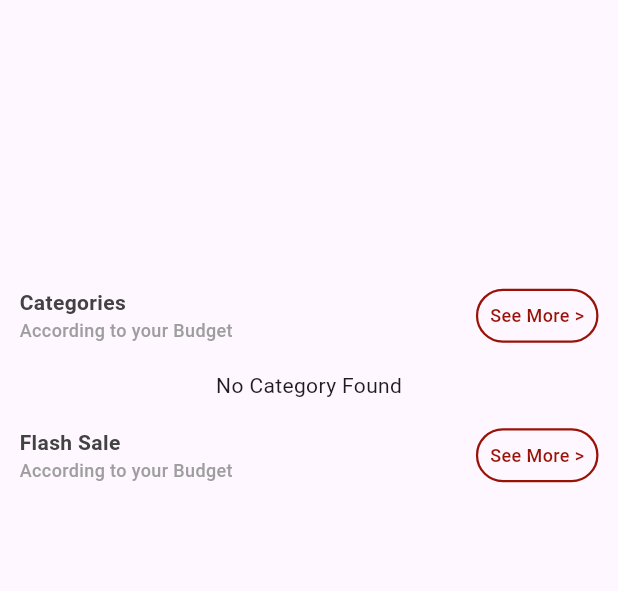
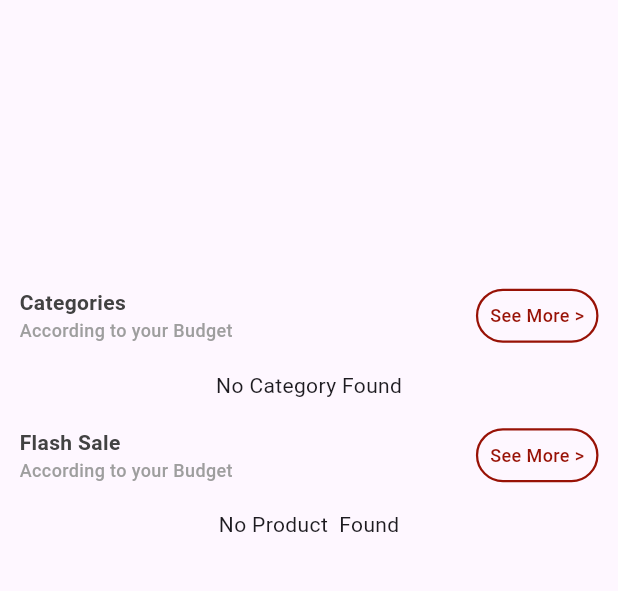
Before and after one commit to matti-khan/ecomm, a Flutter app: the MainScreen screen opened directly, on a phone screen of 412 x 824 dp, the part 84-675 px from its top. Run offline on Flutter 3.47's test engine with Material 3 defaults, Android fonts, the phone set to English and light mode, and no system bars; drawn by our look-alikes of carousel_slider; our stand-ins replace cached_network_image, cloud_firestore, firebase_auth, firebase_core, firebase_messaging, flutter_easyloading and 4 more; missing offline and left inert: image_card; accounts and stored records are empty.

Commit message:
added sale products

```diff
--- /dev/null
+++ b/lib/models/product_model.dart
@@ -0,0 +1,63 @@
+class ProductModel {
+  final String productId;
+  final String categoryId;
+  final String productName;
+  final String categoryName;
+  final String salePrice;
+  final String fullPrice;
+  final List productImages;
+  final String deliveryTime;
+  final bool isSale;
+  final String productDescription;
+  final dynamic createdAt;
+  final dynamic updatedAt;
+
+  ProductModel({
+    required this.productId,
+    required this.categoryId,
+    required this.productName,
+    required this.categoryName,
+    required this.salePrice,
+    required this.fullPrice,
+    required this.productImages,
+    required this.deliveryTime,
+    required this.isSale,
+    required this.productDescription,
+    required this.createdAt,
+    required this.updatedAt,
+  });
+
+  Map<String, dynamic> toMap() {
+    return {
+      'productId': productId,
+      'categoryId': categoryId,
+      'productName': productName,
+      'categoryName': categoryName,
+      'salePrice': salePrice,
+      'fullPrice': fullPrice,
+      'productImages': productImages,
+      'deliveryTime': deliveryTime,
+      'isSale': isSale,
+      'productDescription': productDescription,
+      'createdAt': createdAt,
+      'updatedAt': updatedAt,
+    };
+  }
+
+  factory ProductModel.fromMap(Map<String, dynamic> json) {
+    return ProductModel(
+      productId: json['productId'],
+      categoryId: json['categoryId'],
+      productName: json['productName'],
+      categoryName: json['categoryName'],
+      salePrice: json['salePrice'],
+      fullPrice: json['fullPrice'],
+      productImages: json['productImages'],
+      deliveryTime: json['deliveryTime'],
+      isSale: json['isSale'],
+      productDescription: json['productDescription'],
+      createdAt: json['createdAt'],
+      updatedAt: json['updatedAt'],
+    );
+  }
+}
--- a/lib/screens/user_ui/main_screen.dart
+++ b/lib/screens/user_ui/main_screen.dart
@@ -2,6 +2,7 @@ import 'package:e_comm/screens/auth_ui/auth_screens/welcome_screen.dart';
 import 'package:e_comm/utils/app_constants.dart';
 import 'package:e_comm/widgets/banner_widget.dart';
 import 'package:e_comm/widgets/category_widget.dart';
+import 'package:e_comm/widgets/flash_sale_widget.dart';
 import 'package:e_comm/widgets/heading_widget.dart';
 import 'package:firebase_auth/firebase_auth.dart';
 import 'package:flutter/material.dart';
@@ -48,6 +49,7 @@ class MainScreen extends StatelessWidget {
                 buttonText: 'See More >',
                 onTap: () {},
               ),
+              FlashSaleWidget(),
             ],
           ),
         ),
--- /dev/null
+++ b/lib/widgets/flash_sale_widget.dart
@@ -0,0 +1,104 @@
+import 'package:cached_network_image/cached_network_image.dart';
+import 'package:cloud_firestore/cloud_firestore.dart';
+import 'package:e_comm/models/categories_model.dart';
+import 'package:e_comm/models/product_model.dart';
+import 'package:e_comm/utils/app_constants.dart';
+import 'package:flutter/cupertino.dart';
+import 'package:flutter/material.dart';
+import 'package:get/get.dart';
+import 'package:image_card/image_card.dart';
+
+class FlashSaleWidget extends StatelessWidget {
+  const FlashSaleWidget({super.key});
+
+  @override
+  Widget build(BuildContext context) {
+    return FutureBuilder(
+        future: FirebaseFirestore.instance
+            .collection('products')
+            .where('isSale', isEqualTo: true)
+            .get(),
+        builder: (BuildContext context, AsyncSnapshot<QuerySnapshot> snapshot) {
+          if (snapshot.hasError) {
+            return const Center(
+              child: Text("Error"),
+            );
+          }
+          if (snapshot.connectionState == ConnectionState.waiting) {
+            return Container(
+              height: Get.height / 5,
+              child: const Center(
+                child: CupertinoActivityIndicator(),
+              ),
+            );
+          }
+          if (snapshot.data!.docs.isEmpty) {
+            return const Center(
+              child: Text("No Product  Found"),
+            );
+          }
+          if (snapshot.data != null) {
+            return Container(
+              height: Get.height / 4.5,
+              child: ListView.builder(
+                  itemCount: snapshot.data!.docs.length,
+                  shrinkWrap: true,
+                  scrollDirection: Axis.horizontal,
+                  itemBuilder: (context, index) {
+                    final productData = snapshot.data!.docs[index];
+                    ProductModel productModel = ProductModel(
+                      productId: productData['productId'],
+                      categoryId: productData['categoryId'],
+                      productName: productData['productName'],
+                      categoryName: productData['categoryName'],
+                      salePrice: productData['salePrice'],
+                      fullPrice: productData['fullPrice'],
+                      productImages: productData['productImages'],
+                      deliveryTime: productData['deliveryTime'],
+                      isSale: productData['isSale'],
+                      productDescription: productData['productDescription'],
+                      createdAt: productData['createdAt'],
+                      updatedAt: productData['updatedAt'],
+                    );
+                    // CategoriesModel categoriesModel = CategoriesModel(
+                    //   categoryId: snapshot.data!.docs[index]['categoryId'],
+                    //   categoryImg: snapshot.data!.docs[index]['categoryImg'],
+                    //   categoryName: snapshot.data!.docs[index]['categoryName'],
+                    //   createdAt: snapshot.data!.docs[index]['createdAt'],
+                    //   updatedAt: snapshot.data!.docs[index]['updatedAt'],
+                    // );
+                    return Row(
+                      children: [
+                        Padding(
+                          padding: const EdgeInsets.all(5),
+                          child: Container(
+                            child: FillImageCard(
+                              width: Get.width / 3.5,
+                              heightImage: Get.height / 10,
+                              borderRadius: 20,
+                              imageProvider: CachedNetworkImageProvider(
+                                  productModel.productImages[0]),
+                              title: Text(
+                                productModel.productName,
+                                overflow: TextOverflow.ellipsis,
+                                style: const TextStyle(fontSize: 10),
+                              ),
+                              footer: Row(
+                                children: [
+                                  Text("Rs ${productModel.salePrice}",style: const TextStyle(fontSize: 10),),
+                                  const SizedBox(width: 2,),
+                                  Text(productModel.fullPrice,style: const TextStyle(fontSize: 10,decoration: TextDecoration.lineThrough,color: AppConstants.appSecondaryColor),),
+                                ],
+                              ),
+                            ),
+                          ),
+                        ),
+                      ],
+                    );
+                  }),
+            );
+          }
+          return Container();
+        });
+  }
+}
```
